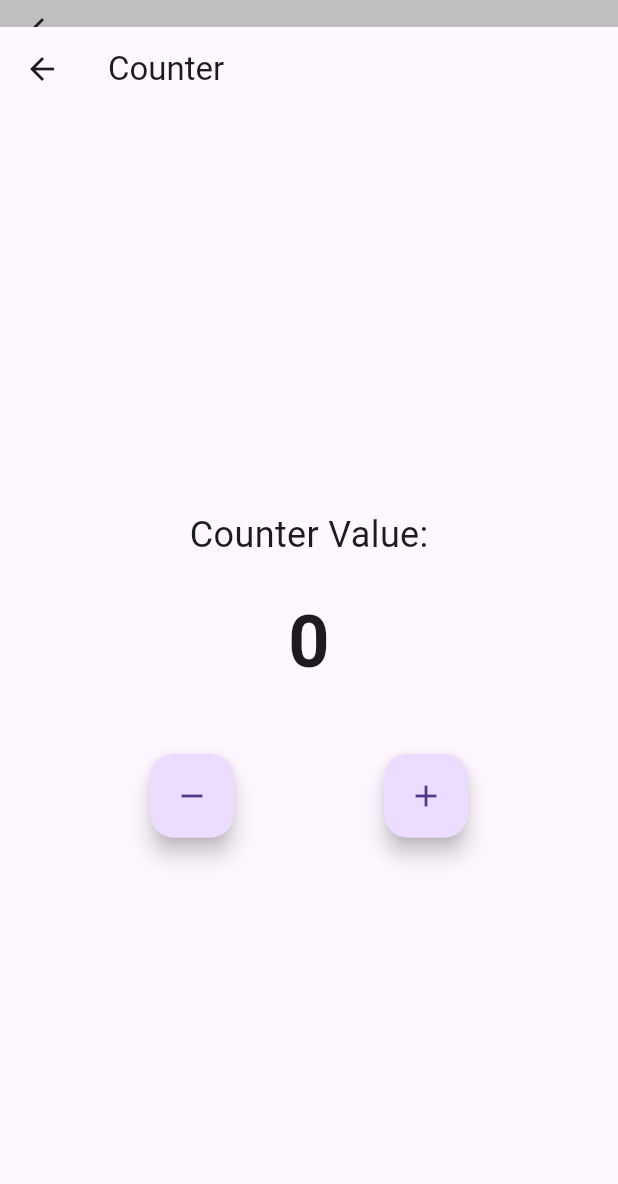
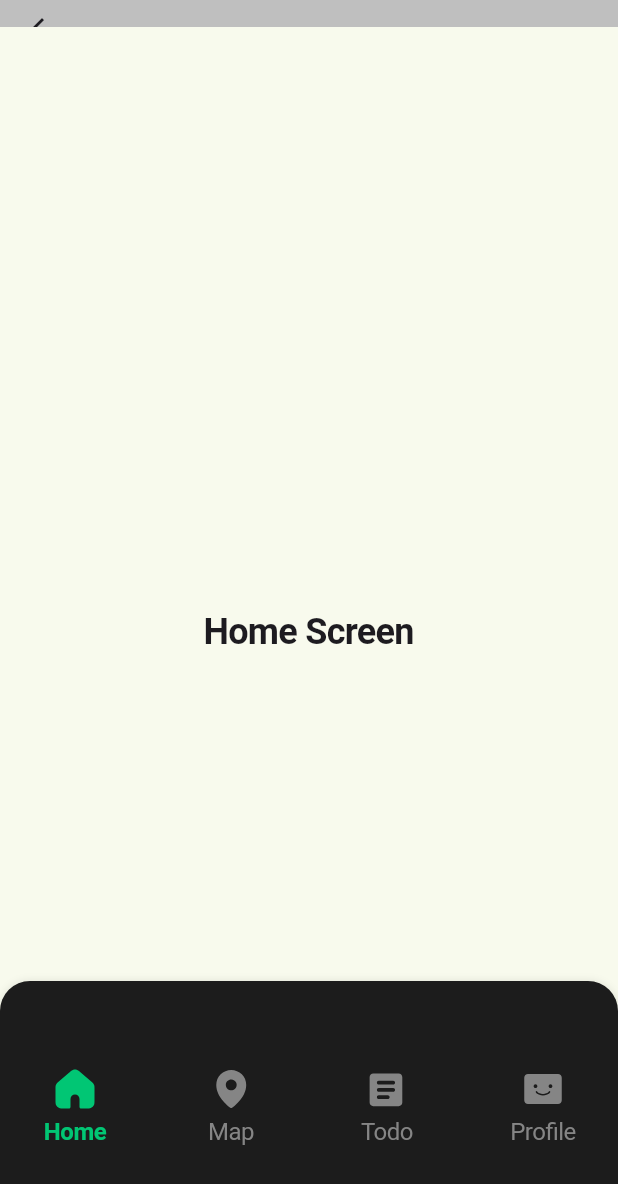
Before and after one commit to 3x-haust/Flutter_EcoStep, a Flutter app: the MainPage screen opened by its route, on a phone screen of 412 x 824 dp. Shown: the top 1184 px of the screen. Run offline on Flutter 3.47's test engine with Material 3 defaults, Android fonts, the phone set to English and light mode, and no system bars; our stand-ins replace flutter_dotenv, flutter_svg, get, get_it, google_sign_in; accounts and stored records are empty; Roboto replaces fonts that are missing (Pretendard).

Commit message:
refactor: replace hardcoded styles with global tokens

```diff
--- a/lib/core/util/style/colors.dart
+++ b/lib/core/util/style/colors.dart
@@ -24,6 +24,7 @@ class ThemeColors {
   final Color secondary;
   final Color tertiary;
   final Color background;
+  final Color error;
 
 
   ThemeColors({
@@ -50,6 +51,7 @@ class ThemeColors {
     required this.secondary,
     required this.tertiary,
     required this.background,
+    required this.error,
   });
 
   static ThemeColors of(BuildContext context) {
@@ -79,6 +81,7 @@ class ThemeColors {
       secondary: const Color(0xFF1E9F69),
       tertiary: const Color(0xFF2E7155),
       background: isDarkMode ? const Color(0xFF2C2B28) : const Color(0xFFF8FAED),
+      error: const Color(0xFFFF6B6B),
     );
   }
 }
--- a/lib/core/widgets/common/my_bottom_navigation_bar.dart
+++ b/lib/core/widgets/common/my_bottom_navigation_bar.dart
@@ -1,5 +1,7 @@
 import 'package:eco_step/core/util/style/colors.dart';
+import 'package:eco_step/core/util/style/typography.dart';
 import 'package:flutter/material.dart';
+import 'package:flutter_svg/flutter_svg.dart';
 
 class MyBottomNavigationBar extends StatefulWidget {
   final int currentIndex;
@@ -19,7 +21,103 @@ class _MyBottomNavigationBarState extends State<MyBottomNavigationBar> {
   @override
   Widget build(BuildContext context) {
     final colors = ThemeColors.of(context);
+    final isDark = Theme.of(context).brightness == Brightness.dark;
 
-    return Container();
+    return Container(
+      height: 170,
+      decoration: BoxDecoration(
+        color: isDark ? colors.gray20 : colors.gray700,
+        borderRadius: const BorderRadius.only(
+          topLeft: Radius.circular(20),
+          topRight: Radius.circular(20),
+        ),
+        boxShadow: [
+          BoxShadow(
+            color: Colors.black.withOpacity(0.1),
+            blurRadius: 4,
+            offset: const Offset(0, 0),
+          ),
+        ],
+      ),
+      child: Padding(
+        padding: const EdgeInsets.symmetric(horizontal: 20, vertical: 20),
+        child: Row(
+          mainAxisAlignment: MainAxisAlignment.spaceBetween,
+          children: [
+            _buildNavItem(
+              context,
+              index: 0,
+              iconPath: 'assets/images/home.svg',
+              label: 'Home',
+              isSelected: widget.currentIndex == 0,
+            ),
+            _buildNavItem(
+              context,
+              index: 1,
+              iconPath: 'assets/images/map.svg',
+              label: 'Map',
+              isSelected: widget.currentIndex == 1,
+            ),
+            _buildNavItem(
+              context,
+              index: 2,
+              iconPath: 'assets/images/todo.svg',
+              label: 'Todo',
+              isSelected: widget.currentIndex == 2,
+            ),
+            _buildNavItem(
+              context,
+              index: 3,
+              iconPath: 'assets/images/profile.svg',
+              label: 'Profile',
+              isSelected: widget.currentIndex == 3,
+            ),
+          ],
+        ),
+      ),
+    );
+  }
+
+  Widget _buildNavItem(
+    BuildContext context, {
+    required int index,
+    required String iconPath,
+    required String label,
+    required bool isSelected,
+  }) {
+    final colors = ThemeColors.of(context);
+    final color = isSelected ? colors.primary : colors.gray90;
+
+    return GestureDetector(
+      onTap: () => widget.onTap(index),
+      child: Container(
+        width: 60,
+        padding: const EdgeInsets.symmetric(vertical: 10),
+        child: Column(
+          mainAxisSize: MainAxisSize.min,
+          children: [
+            Container(
+              width: 30,
+              height: 30,
+              child: SvgPicture.asset(
+                iconPath,
+                colorFilter: ColorFilter.mode(
+                  color,
+                  BlendMode.srcIn,
+                ),
+              ),
+            ),
+            const SizedBox(height: 2),
+            Text(
+              label,
+              style: isSelected
+                  ? Typo.bodyStrong(context, color: color)
+                  : Typo.bodyRegular(context, color: color),
+              textAlign: TextAlign.center,
+            ),
+          ],
+        ),
+      ),
+    );
   }
 }
--- a/lib/features/auth/data/repositories/auth_repository_impl.dart
+++ b/lib/features/auth/data/repositories/auth_repository_impl.dart
@@ -1,11 +1,12 @@
 import 'package:eco_step/features/auth/domain/entities/user.dart';
 import 'package:eco_step/features/auth/domain/repositories/auth_repository.dart';
+import 'package:flutter_dotenv/flutter_dotenv.dart';
 import 'package:google_sign_in/google_sign_in.dart';
 import 'package:flutter/foundation.dart';
 
 class AuthRepositoryImpl implements AuthRepository {
   final GoogleSignIn _googleSignIn = GoogleSignIn(
-    clientId: '175617267854-h0g9bm92abq7ugp0dc966a32bth1sn9p.apps.googleusercontent.com',
+    clientId: dotenv.env['GOOGLE_CLIENT_ID'],
   );
 
   @override
--- a/lib/features/counter/presentation/views/counter_view.dart
+++ b/lib/features/counter/presentation/views/counter_view.dart
@@ -1,3 +1,4 @@
+import 'package:eco_step/core/util/style/typography.dart';
 import 'package:eco_step/features/counter/presentation/viewmodels/counter_viewmodel.dart';
 import 'package:flutter/material.dart';
 import 'package:get/get.dart';
@@ -17,18 +18,15 @@ class CounterView extends StatelessWidget {
             child: Column(
               mainAxisAlignment: MainAxisAlignment.center,
               children: [
-                const Text(
+                Text(
                   'Counter Value:',
-                  style: TextStyle(fontSize: 24),
+                  style: Typo.titleRegular(context),
                 ),
                 const SizedBox(height: 20),
                 Obx(() => Text(
-                  '${viewModel.counter.value}',
-                  style: const TextStyle(
-                    fontSize: 48,
-                    fontWeight: FontWeight.bold,
-                  ),
-                )),
+                      '${viewModel.counter.value}',
+                      style: Typo.displayStrong(context),
+                    )),
                 const SizedBox(height: 40),
                 Row(
                   mainAxisAlignment: MainAxisAlignment.spaceEvenly,
--- /dev/null
+++ b/lib/features/home/presentation/views/home_view.dart
@@ -0,0 +1,22 @@
+import 'package:flutter/material.dart';
+import 'package:eco_step/core/util/style/colors.dart';
+import 'package:eco_step/core/util/style/typography.dart';
+
+class HomeView extends StatelessWidget {
+  const HomeView({super.key});
+
+  @override
+  Widget build(BuildContext context) {
+    final colors = ThemeColors.of(context);
+
+    return Scaffold(
+      backgroundColor: colors.background,
+      body: Center(
+        child: Text(
+          'Home Screen',
+          style: Typo.titleStrong(context),
+        ),
+      ),
+    );
+  }
+}
--- a/lib/features/main.dart
+++ b/lib/features/main.dart
@@ -1,6 +1,9 @@
 import 'package:eco_step/core/util/style/colors.dart';
 import 'package:eco_step/core/widgets/common/my_bottom_navigation_bar.dart';
-import 'package:eco_step/features/counter/presentation/views/counter_view.dart';
+import 'package:eco_step/features/home/presentation/views/home_view.dart';
+import 'package:eco_step/features/map/presentation/views/map_view.dart';
+import 'package:eco_step/features/todo/presentation/views/todo_view.dart';
+import 'package:eco_step/features/profile/presentation/views/profile_view.dart';
 import 'package:flutter/material.dart';
 import 'package:get/get.dart';
 
@@ -20,7 +23,10 @@ class _MainPageState extends State<MainPage> {
     super.initState();
 
     pages = [
-      const CounterView(),
+      const HomeView(),
+      const MapView(),
+      const TodoView(),
+      const ProfileView(),
     ];
   }
 
--- a/lib/main.dart
+++ b/lib/main.dart
@@ -12,6 +12,7 @@ import 'package:get/get_navigation/src/routes/get_route.dart';
 
 Future<void> main() async {
   WidgetsFlutterBinding.ensureInitialized();
+  await dotenv.load(fileName: "assets/config/.env");
   setupDependencies();
   runApp(const MainApp());
 }
```
Also changed, not shown: lib/core/util/style/typography.dart (+11 -0 lines), lib/features/auth/presentation/views/login_view.dart (+2 -9 lines), lib/features/map/presentation/views/map_view.dart (added, +22 -0 lines), lib/features/profile/presentation/views/profile_view.dart (added, +22 -0 lines), lib/features/todo/presentation/views/todo_view.dart (added, +22 -0 lines), assets/images/home.svg (added), assets/images/map.svg (added), assets/images/profile.svg (added), assets/images/todo.svg (added), 3 other files.
